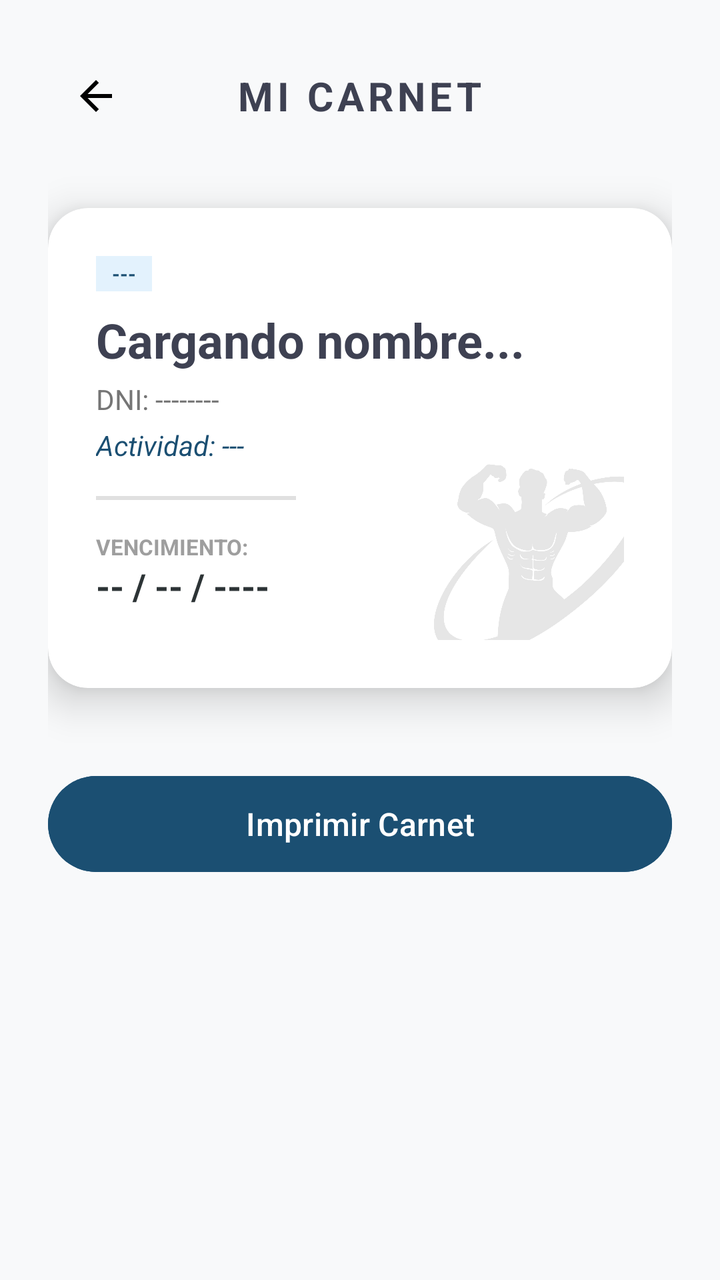
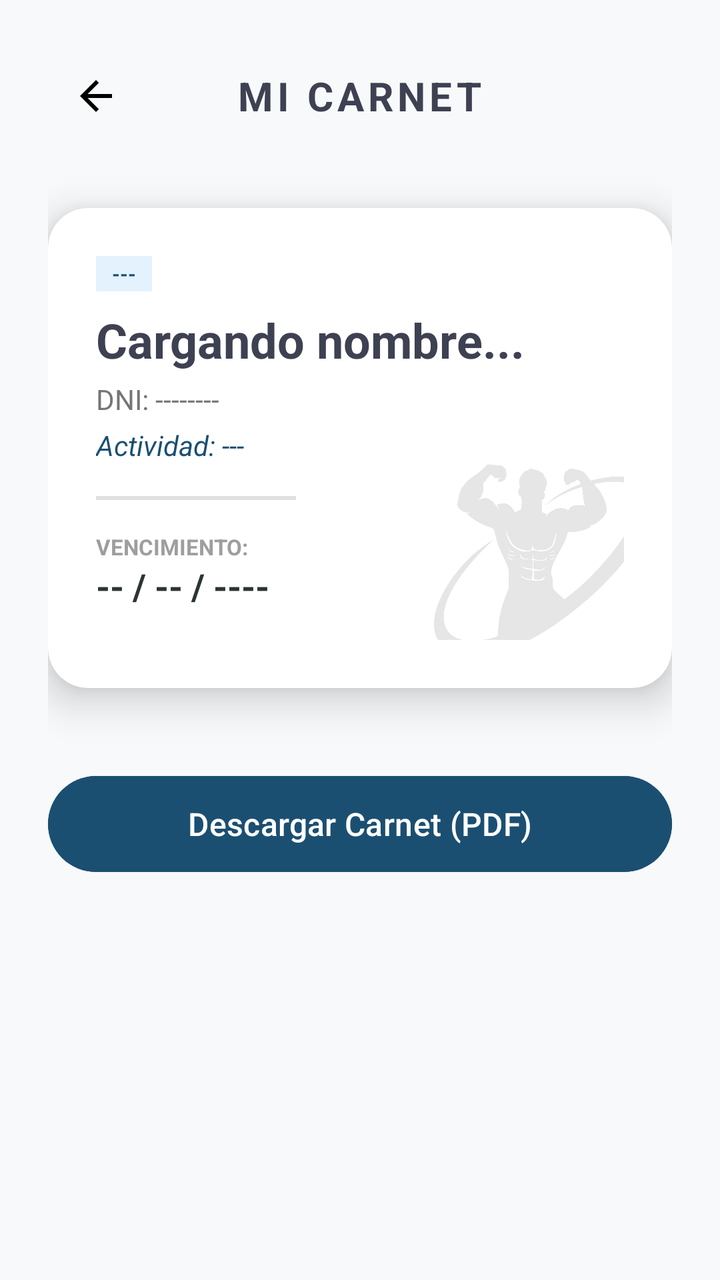

An Android layout rendered at two revisions. The XML below is the earlier revision; the diff shows what the commit changed to produce the second picture.
<!-- AndroidManifest.xml: application theme Theme.ClubDeportivoDAM -->
<!-- res/layout/activity_perfil_socio.xml -->
<?xml version="1.0" encoding="utf-8"?>
<LinearLayout xmlns:android="http://schemas.android.com/apk/res/android"
    xmlns:app="http://schemas.android.com/apk/res-auto"
    android:layout_width="match_parent"
    android:layout_height="match_parent"
    android:orientation="vertical"
    android:padding="24dp"
    android:background="#F8F9FA">

    <RelativeLayout
        android:layout_width="match_parent"
        android:layout_height="wrap_content"
        android:layout_marginBottom="32dp">

        <ImageButton
            android:id="@+id/btnBack"
            android:layout_width="48dp"
            android:layout_height="48dp"
            android:background="?attr/selectableItemBackgroundBorderless"
            android:src="@drawable/ic_arrow_back"
            android:contentDescription="Volver" />

        <TextView
            android:layout_width="wrap_content"
            android:layout_height="wrap_content"
            android:layout_centerInParent="true"
            android:text="MI CARNET"
            android:textColor="#3E4152"
            android:textSize="20sp"
            android:textStyle="bold"
            android:letterSpacing="0.1" />
    </RelativeLayout>

    <androidx.cardview.widget.CardView
        android:layout_width="match_parent"
        android:layout_height="240dp"
        app:cardCornerRadius="20dp"
        app:cardElevation="12dp"
        app:cardBackgroundColor="#FFFFFF">

        <RelativeLayout
            android:layout_width="match_parent"
            android:layout_height="match_parent"
            android:padding="24dp">

            <ImageView
                android:layout_width="120dp"
                android:layout_height="120dp"
                android:layout_alignParentEnd="true"
                android:layout_alignParentBottom="true"
                android:layout_marginEnd="-20dp"
                android:layout_marginBottom="-20dp"
                android:alpha="0.1"
                android:src="@drawable/logo_gym" />

            <LinearLayout
                android:layout_width="match_parent"
                android:layout_height="wrap_content"
                android:orientation="vertical">

                <TextView
                    android:id="@+id/tvCategoriaSocio"
                    android:layout_width="wrap_content"
                    android:layout_height="wrap_content"
                    android:background="#E3F2FD"
                    android:paddingHorizontal="8dp"
                    android:paddingVertical="2dp"
                    android:text="---"
                    android:textColor="#1B4F72"
                    android:textSize="10sp"
                    android:textStyle="bold"
                    android:layout_marginBottom="8dp"/>

                <TextView
                    android:id="@+id/tvNombreSocio"
                    android:layout_width="wrap_content"
                    android:layout_height="wrap_content"
                    android:text="Cargando nombre..."
                    android:textColor="#3E4152"
                    android:textSize="24sp"
                    android:textStyle="bold" />

                <TextView
                    android:id="@+id/tvDniSocio"
                    android:layout_width="wrap_content"
                    android:layout_height="wrap_content"
                    android:layout_marginTop="4dp"
                    android:text="DNI: --------"
                    android:textColor="#757575"
                    android:textSize="14sp" />

                <TextView
                    android:id="@+id/tvActividadSocio"
                    android:layout_width="wrap_content"
                    android:layout_height="wrap_content"
                    android:layout_marginTop="4dp"
                    android:text="Actividad: ---"
                    android:textColor="#1B4F72"
                    android:textSize="14sp"
                    android:textStyle="italic" />

                <View
                    android:layout_width="100dp"
                    android:layout_height="2dp"
                    android:layout_marginVertical="16dp"
                    android:background="#E0E0E0" />

                <TextView
                    android:layout_width="wrap_content"
                    android:layout_height="wrap_content"
                    android:text="VENCIMIENTO:"
                    android:textColor="#9E9E9E"
                    android:textSize="11sp"
                    android:textStyle="bold" />

                <TextView
                    android:id="@+id/tvVencimientoSocio"
                    android:layout_width="wrap_content"
                    android:layout_height="wrap_content"
                    android:text="-- / -- / ----"
                    android:textColor="#2D3436"
                    android:textSize="18sp"
                    android:textStyle="bold" />

            </LinearLayout>
        </RelativeLayout>
    </androidx.cardview.widget.CardView>

    <Button
        android:id="@+id/btnPrint"
        android:layout_width="match_parent"
        android:layout_height="56dp"
        android:layout_marginTop="40dp"
        android:backgroundTint="#1B4F72"
        android:text="Imprimir Carnet"
        android:textColor="#FFFFFF"
        android:textSize="16sp"
        app:cornerRadius="28dp" />

</LinearLayout>
<!-- resources referenced by this layout -->
<resources>
  <!-- drawable ic_arrow_back (drawable) -->
  <vector xmlns:android="http://schemas.android.com/apk/res/android" android:autoMirrored="true" android:height="24dp" android:tint="#000000" android:viewportHeight="960" android:viewportWidth="960" android:width="24dp">
        
      <path android:fillColor="@android:color/white" android:pathData="M313,520L537,744L480,800L160,480L480,160L537,216L313,440L800,440L800,520L313,520Z"/>
      
  </vector>
  <!-- drawable logo_gym: png bitmap (drawable, 66288 bytes) -->
  <style name="Theme.ClubDeportivoDAM" parent="Base.Theme.ClubDeportivoDAM" />
  <style name="Base.Theme.ClubDeportivoDAM" parent="Theme.Material3.DayNight.NoActionBar">
          
          
      </style>
</resources>

<!-- the commit's change to res/layout/activity_perfil_socio.xml (unified diff, before → after) -->
@@ -32,6 +32,7 @@
     </RelativeLayout>
 
     <androidx.cardview.widget.CardView
+        android:id="@+id/contenedorCarnet"
         android:layout_width="match_parent"
         android:layout_height="240dp"
         app:cardCornerRadius="20dp"
@@ -127,12 +128,12 @@
     </androidx.cardview.widget.CardView>
 
     <Button
-        android:id="@+id/btnPrint"
+        android:id="@+id/btnDescargarPdf"
         android:layout_width="match_parent"
         android:layout_height="56dp"
         android:layout_marginTop="40dp"
         android:backgroundTint="#1B4F72"
-        android:text="Imprimir Carnet"
+        android:text="Descargar Carnet (PDF)"
         android:textColor="#FFFFFF"
         android:textSize="16sp"
         app:cornerRadius="28dp" />
